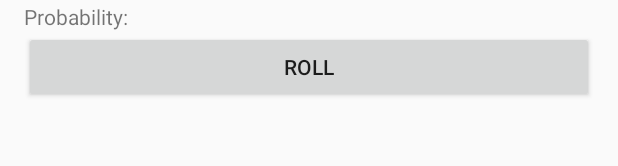
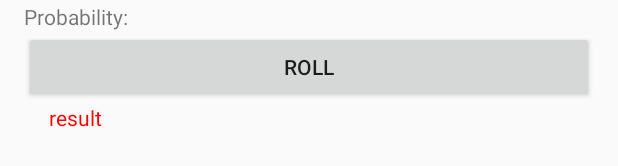
Before and after one commit to dj-pocket-cloud/Dice-Roller, an Android app: the layout activity_main.xml on its own in the app's theme, with its tools: preview values and no code run, on a phone screen of 412 x 824 dp. Shown: the part 280-446 px from the top of the screen. Run offline under Robolectric (Android 15) with nearby library versions, the phone set to English and light mode, and no system bars.

Commit message:
added guess implementation

```diff
--- a/app/src/main/res/layout/activity_main.xml
+++ b/app/src/main/res/layout/activity_main.xml
@@ -13,7 +13,7 @@
         android:padding="@dimen/default_gap"
         app:alignmentMode="alignBounds"
         app:columnCount="2"
-        app:rowCount="9"
+        app:rowCount="10"
         tools:layout_editor_absoluteX="25dp"
         tools:layout_editor_absoluteY="55dp">
 
@@ -105,5 +105,13 @@
             app:layout_gravity="fill_horizontal"
             app:layout_row="7" />
 
+        <TextView
+            android:id="@+id/guessresult"
+            android:layout_width="wrap_content"
+            android:layout_height="wrap_content"
+            android:text="result"
+            android:textColor="#FFFF0000"
+            app:layout_gravity="center_horizontal" />
+
     </android.support.v7.widget.GridLayout>
 </android.support.constraint.ConstraintLayout>
```
Also changed, not shown: app/src/main/java/com/example/diceroller/MainActivity.java (+54 -1 lines).
